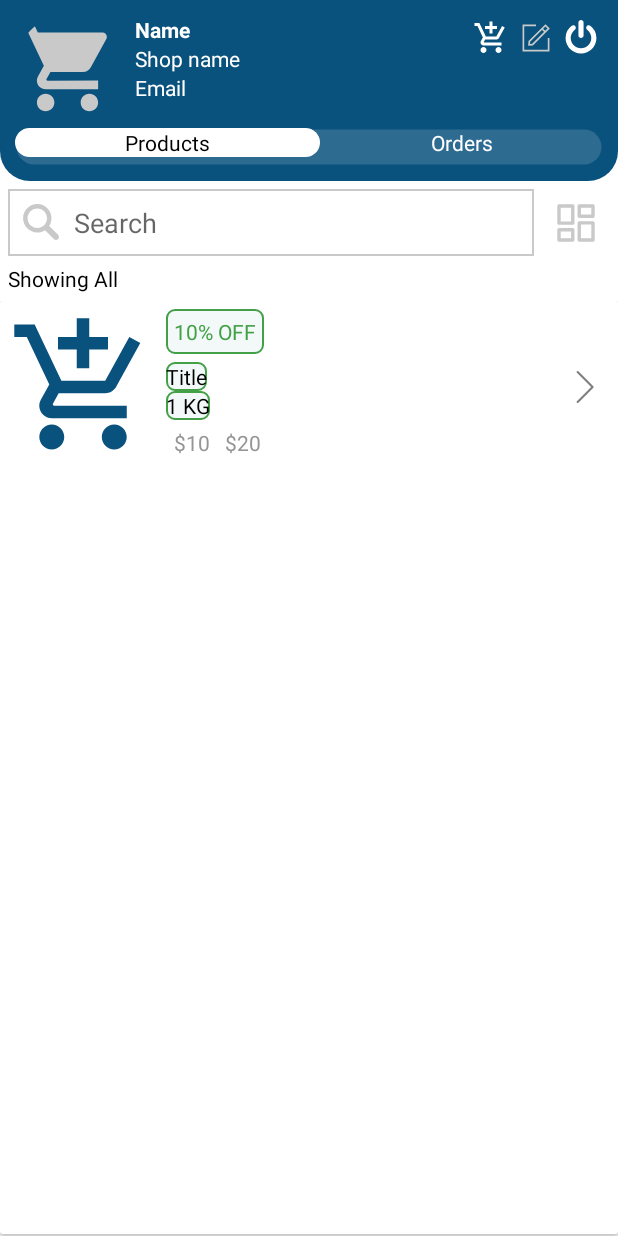
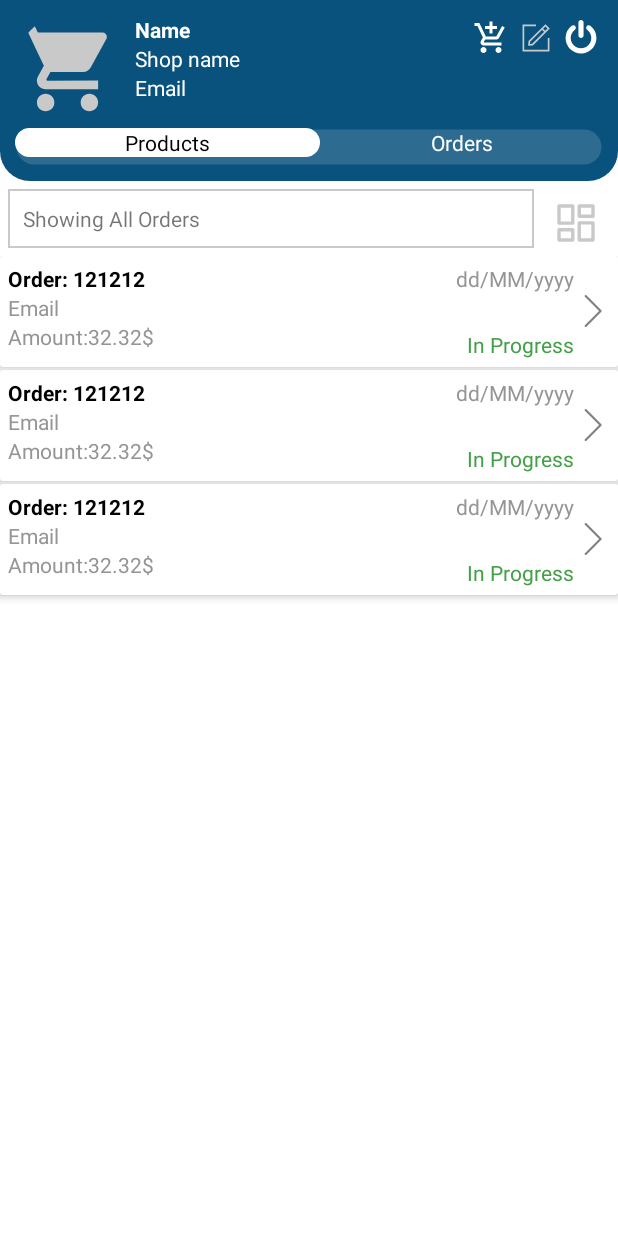
Before and after one commit to Darksider1403/Grocery, an Android app: the layout activity_main_seller.xml on its own in the app's theme, with its tools: preview values and no code run, on a phone screen of 412 x 824 dp. Run offline under Robolectric (Android 15) with nearby library versions, the phone set to English and light mode, and no system bars; plain views replace CircularImageView.

Commit message:
add filter order for shop

```diff
--- a/app/src/main/res/layout/activity_main_seller.xml
+++ b/app/src/main/res/layout/activity_main_seller.xml
@@ -109,6 +109,7 @@
     </RelativeLayout>
     <!--    Product-->
     <RelativeLayout
+        android:visibility="gone"
         android:id="@+id/productRl"
         android:layout_width="match_parent"
         android:layout_height="match_parent"
@@ -163,8 +164,42 @@
     <!--    Orders-->
     <RelativeLayout
         android:id="@+id/ordersRl"
+        android:layout_below="@+id/toolbarRl"
         android:layout_width="match_parent"
         android:layout_height="match_parent">
+
+        <!--Search/Filter-->
+        <TextView
+            android:id="@+id/filteredOrdersTv"
+            android:layout_width="match_parent"
+            android:layout_toStartOf="@+id/filterOrderBtn"
+            android:layout_height="wrap_content"
+            android:layout_margin="5dp"
+            android:background="@drawable/shape_rect02"
+            android:padding="10dp"
+            android:text="Showing All Orders"/>
+        <!--Filter orders-->
+        <ImageButton
+            android:id="@+id/filterOrderBtn"
+            android:layout_width="45dp"
+            android:layout_height="45dp"
+            android:layout_alignParentEnd="true"
+            android:layout_marginTop="5dp"
+            android:layout_marginEnd="5dp"
+            android:background="@null"
+            android:scaleType="fitXY"
+            android:src="@drawable/filter_gray"/>
+        <androidx.recyclerview.widget.RecyclerView
+            android:layout_width="match_parent"
+            android:layout_height="match_parent"
+            android:id="@+id/ordersRv"
+            android:layout_below="@+id/filteredOrdersTv"
+            app:reverseLayout="true"
+            tools:listitem="@layout/row_order_seller"
+            app:stackFromEnd="true"
+            app:layoutManager="androidx.recyclerview.widget.LinearLayoutManager"/>
+
+
 
     </RelativeLayout>
 
--- /dev/null
+++ b/app/src/main/res/layout/row_order_seller.xml
@@ -0,0 +1,65 @@
+<?xml version="1.0" encoding="utf-8"?>
+<androidx.cardview.widget.CardView
+    xmlns:android="http://schemas.android.com/apk/res/android"
+    android:layout_width="match_parent"
+    xmlns:app="http://schemas.android.com/apk/res-auto"
+    android:layout_marginBottom="2dp"
+    app:cardElevation="3dp"
+    app:contentPadding="5dp"
+    app:cardBackgroundColor="@color/colorWhite"
+    android:layout_height="wrap_content">
+    <RelativeLayout
+        android:layout_width="match_parent"
+        android:layout_height="wrap_content">
+        <TextView
+            android:layout_width="wrap_content"
+            android:layout_height="wrap_content"
+            android:id="@+id/orderIdTv"
+            android:text="Order: 121212"
+            android:textColor="@color/colorBlack"
+            android:textStyle="bold"/>
+
+        <!--Date when order was placed-->
+        <TextView
+            android:id="@+id/orderDateTv"
+            android:layout_width="wrap_content"
+            android:layout_height="wrap_content"
+            android:text="dd/MM/yyyy"
+            android:layout_toStartOf="@id/nextIv"
+            android:textColor="@color/colorGray02"/>
+        <!--Email of the user who placed order-->
+        <TextView
+            android:id="@+id/emailTv"
+            android:layout_width="wrap_content"
+            android:layout_height="wrap_content"
+            android:layout_below="@+id/orderIdTv"
+            android:text="Email"
+            android:textColor="@color/colorGray02"/>
+<!--        Amount-->
+        <TextView
+            android:id="@+id/amountTv"
+            android:layout_width="wrap_content"
+            android:layout_height="wrap_content"
+            android:layout_below="@+id/emailTv"
+            android:text="Amount:32.32$"
+            android:textColor="@color/colorGray02"/>
+
+        <!--Order status: In Progress, Completed, Cancelled-->
+        <TextView
+        android:id="@+id/statusTv"
+        android:layout_width="wrap_content"
+        android:layout_height="wrap_content"
+        android:layout_below="@+id/emailTv"
+        android:layout_marginTop="5dp"
+        android:layout_toStartOf="@id/nextIv"
+        android:text="In Progress"
+        android:textColor="@color/colorGreen"/>
+        <ImageView
+            android:id="@+id/nextIv"
+            android:layout_width="wrap_content"
+            android:layout_height="wrap_content"
+            android:src="@drawable/next_gray"
+            android:layout_alignParentEnd="true"
+            android:layout_centerVertical="true"/>
+    </RelativeLayout>
+</androidx.cardview.widget.CardView>
```
Also changed, not shown: app/src/main/java/com/example/grocery/FilterOrderShop.java (added, +62 -0 lines), app/src/main/java/com/example/grocery/activities/MainSellerActivity.java (+55 -3 lines), app/src/main/java/com/example/grocery/adapters/AdapterOrderShop.java (added, +134 -0 lines), app/src/main/java/com/example/grocery/models/ModelOrderShop.java (added, +92 -0 lines).
